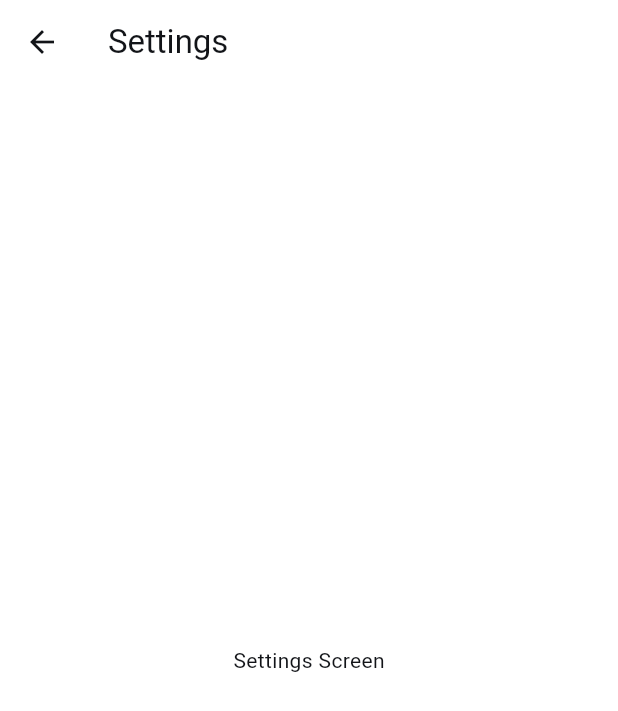
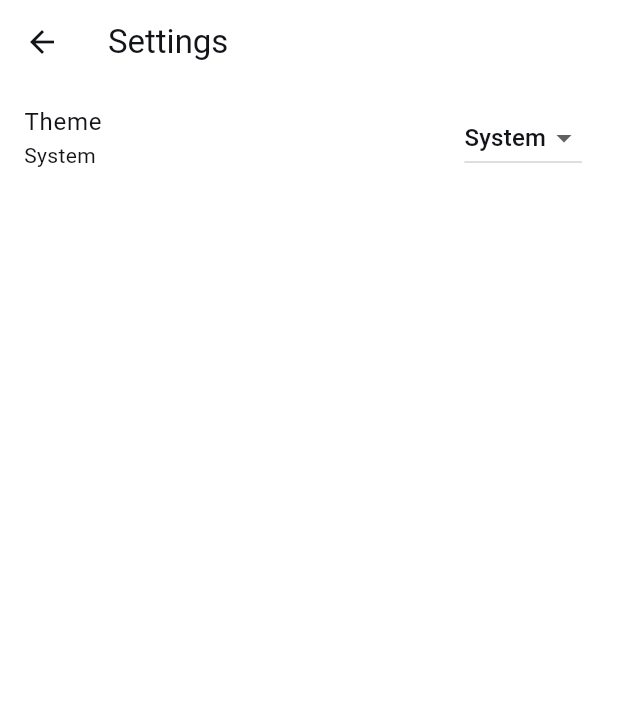
Before and after one commit to lucifron28/pantrypal, a Flutter app: the SettingsScreen screen opened by its route, on a phone screen of 412 x 824 dp. Shown: the top 711 px of the screen. Run offline on Flutter 3.47's test engine with Material 3 defaults, Android fonts, the phone set to English and light mode, and no system bars; drawn by our look-alikes of dynamic_color; our stand-ins replace cloud_firestore, firebase_auth, firebase_core, flutter_riverpod, hive, hive_flutter; accounts and stored records are empty.

Commit message:
Refactor SettingsScreen to use Riverpod for theme management and enhance UI with theme selection options

```diff
--- a/lib/screens/settings_screen.dart
+++ b/lib/screens/settings_screen.dart
@@ -1,17 +1,60 @@
 import 'package:flutter/material.dart';
+import 'package:flutter_riverpod/flutter_riverpod.dart';
 
-class SettingsScreen extends StatelessWidget {
+final themeModeProvider = StateProvider<ThemeMode>((ref) => ThemeMode.system);
+class SettingsScreen extends ConsumerWidget {
   const SettingsScreen({super.key});
 
   @override
-  Widget build(BuildContext context) {
+  Widget build(BuildContext context, WidgetRef ref) {
+    final themeMode = ref.watch(themeModeProvider);
     return Scaffold(
       appBar: AppBar(
         title: const Text('Settings'),
+        backgroundColor: Theme.of(context).colorScheme.surface,
+        foregroundColor: Theme.of(context).colorScheme.onSurface,
+        elevation: 0,
       ),
-      body: const Center(
-        child: Text('Settings Screen'),
+      body: ListView(
+        children: [
+          ListTile(
+            title: const Text('Theme'),
+            subtitle: Text(_themeModeLabel(themeMode)),
+            trailing: DropdownButton<ThemeMode>(
+              value: themeMode,
+              onChanged: (mode) {
+                if (mode != null) ref.read(themeModeProvider.notifier).state = mode;
+              },
+              items: const [
+                DropdownMenuItem(
+                  value: ThemeMode.system,
+                  child: Text('System'),
+                ),
+                DropdownMenuItem(
+                  value: ThemeMode.light,
+                  child: Text('Light'),
+                ),
+                DropdownMenuItem(
+                  value: ThemeMode.dark,
+                  child: Text('Dark'),
+                ),
+              ],
+            ),
+          ),
+          // Add more settings here
+        ],
       ),
     );
   }
+
+  String _themeModeLabel(ThemeMode mode) {
+    switch (mode) {
+      case ThemeMode.light:
+        return 'Light';
+      case ThemeMode.dark:
+        return 'Dark';
+      case ThemeMode.system:
+        return 'System';
+    }
+  }
 }
```
